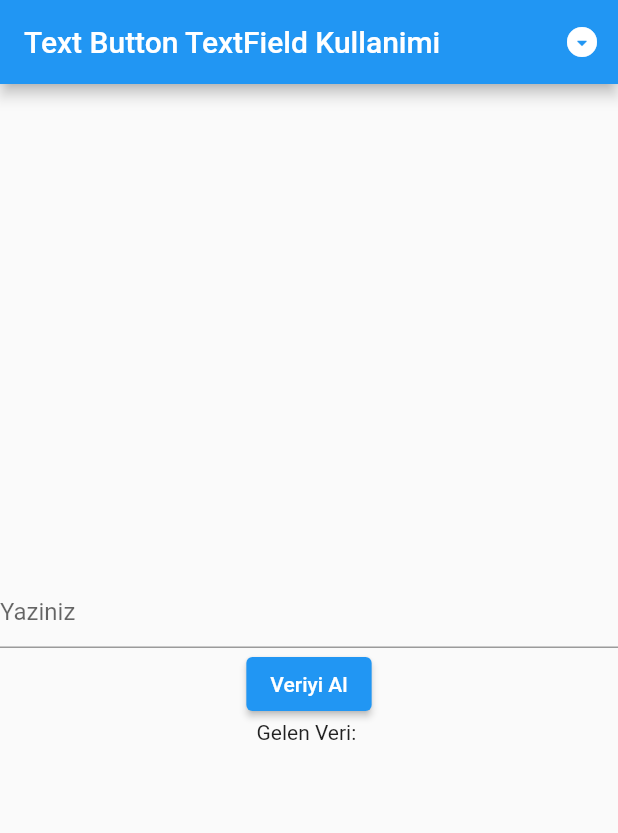
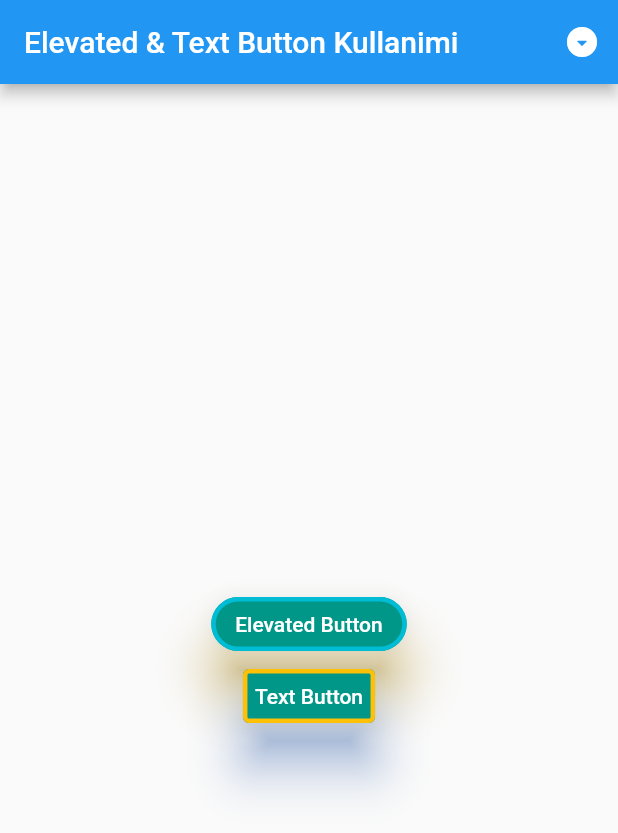
Before and after one commit to tahaturan/flutter_basis_widget, a Flutter app: the screen it shows after launch, on a phone screen of 412 x 824 dp. Shown: the top 833 px of the screen. Run offline on Flutter 3.47's test engine with Material 2 defaults, Android fonts, the light colour scheme and no system bars.

Commit message:
Eledated-Text-Button Kullanimi

```diff
--- a/lib/main.dart
+++ b/lib/main.dart
@@ -1,7 +1,6 @@
 import 'package:flutter/material.dart';
-import 'package:flutter_temel_widget/view/drop_down_button.dart';
+import 'package:flutter_temel_widget/view/elevated_text_button.dart';
 import 'package:flutter_temel_widget/view/popup_menu.dart';
-import 'package:flutter_temel_widget/view/text_button_textfield.dart';
 
 void main() => runApp(const MyApp());
 
@@ -28,10 +27,10 @@ class _MyAppState extends State<MyApp> {
       ),
       home: Scaffold(
         appBar: AppBar(
-          title: const Text("Text Button TextField Kullanimi"),
+          title: const Text("Elevated & Text Button Kullanimi"),
           actions: const [PopupMenuKullanimi()],
         ),
-        body: const TextButtonTextField(),
+        body: const ElevatedTextButton(),
       ),
     );
   }
--- /dev/null
+++ b/lib/view/elevated_text_button.dart
@@ -0,0 +1,63 @@
+import 'package:flutter/material.dart';
+
+class ElevatedTextButton extends StatefulWidget {
+  const ElevatedTextButton({Key? key}) : super(key: key);
+
+  @override
+  State<ElevatedTextButton> createState() => _ElevatedTextButtonState();
+}
+
+class _ElevatedTextButtonState extends State<ElevatedTextButton> {
+  @override
+  Widget build(BuildContext context) {
+    return Center(
+      child: Column(
+        mainAxisAlignment: MainAxisAlignment.center,
+        children: [
+          ElevatedButton(
+            onPressed: () {
+              debugPrint("Elevated Button Tiklandi");
+            },
+            child: const Text(
+              "Elevated Button",
+              style: TextStyle(
+                color: Colors.white,
+              ),
+            ),
+            style: ElevatedButton.styleFrom(
+              primary: Colors.teal, //todo:buton rengini belirleriz
+              //onPrimary: Colors.black, //todo: butonun icindeki verilerin rengini degistirir bunu istersek child kisminda text style kullarakda yapabiliriz
+              shadowColor: Colors.amber,
+              //todo: Golge eklemek icin kullaniriz golge rengini belirleriz
+              elevation: 15, //todo: Golge Derinligini belirleriz
+              shape: const RoundedRectangleBorder(
+                //todo: Koselerini yuvalattik
+                borderRadius: BorderRadius.all(Radius.circular(30)),
+              ),
+              side: const BorderSide(color: Colors.cyan, width: 3),
+              //todo: Cerceve ekledik
+            ),
+          ),
+          TextButton(
+            onPressed: () {
+              debugPrint("Text Button Tiklandi");
+            },
+            child: const Text(
+              "Text Button",
+              style: TextStyle(color: Colors.white),
+            ),
+            style: TextButton.styleFrom(
+              backgroundColor: Colors.teal,
+              //todo: arkaplan rengini degistiririz
+              shadowColor: Colors.blueAccent,
+              //todo: Golge Rengini Belirledik
+              elevation: 15, //todo: Golge Derinligini Belirledik
+              side: const BorderSide(color: Colors.amber, width: 3),
+              //todo: Cerceve Ekledik
+            ),
+          ),
+        ],
+      ),
+    );
+  }
+}
```
Also changed, not shown: assets/images/eledated-Text-Button.png (added), 1 other file.
